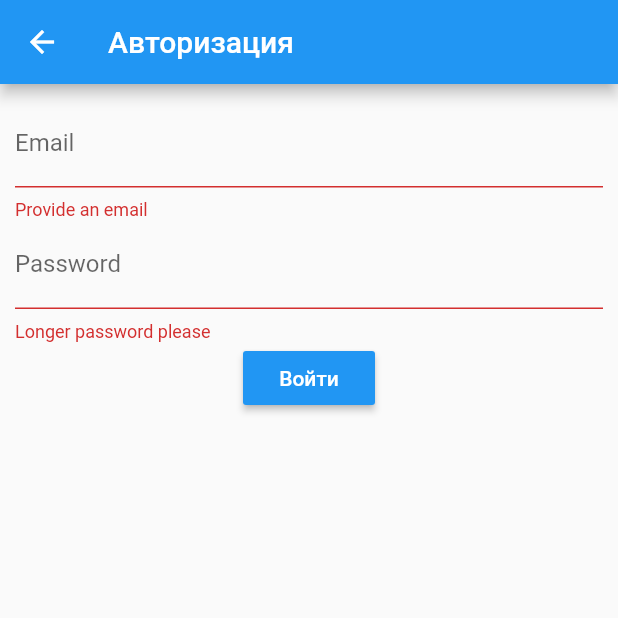
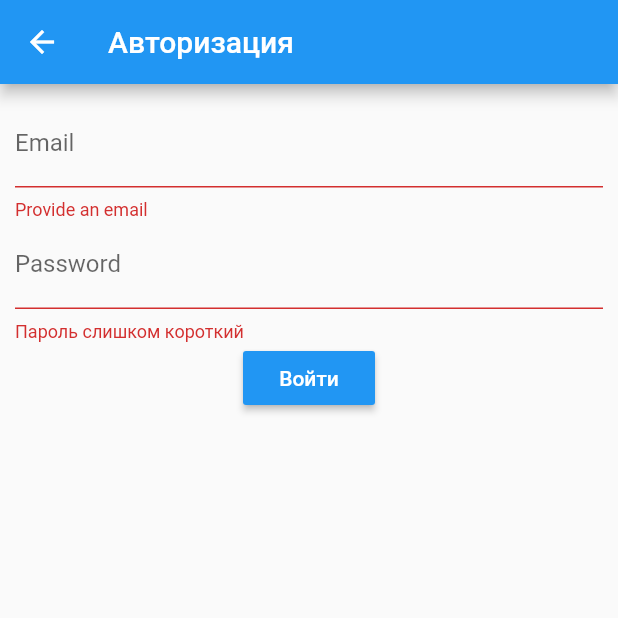
Before and after one commit to Hylema/g-flutter, a Flutter app: the SignIn screen opened by its route, after a tap on "Войти", on a phone screen of 412 x 824 dp, the top half of it. Run offline on Flutter 3.47's test engine with Material 2 defaults, Android fonts, the phone set to English and light mode, and no system bars; our stand-ins replace firebase_auth; accounts and stored records are empty.

Commit message:
Добавлены регистрация/авторизация

```diff
--- a/lib/main.dart
+++ b/lib/main.dart
@@ -4,5 +4,5 @@ import 'package:flutter/material.dart';
 void main() => runApp(MaterialApp(
   initialRoute: '/',
   routes: routes(),
-  debugShowCheckedModeBanner: false,
+  debugShowCheckedModeBanner: true,
 ));
--- a/lib/pages/auth/signIn.dart
+++ b/lib/pages/auth/signIn.dart
@@ -16,7 +16,9 @@ class _LoginPageState extends State<SignIn> {
   Widget build(BuildContext context) {
     return Scaffold(
       appBar: AppBar(title: Text('Авторизация')),
-        body: Container(
+      body: Builder(
+        builder: (BuildContext context) {
+          return Container(
             padding: EdgeInsets.all(10.0),
             child: Form(
                 key: _formKey,
@@ -25,6 +27,11 @@ class _LoginPageState extends State<SignIn> {
                     TextFormField(
                       validator: (input) {
                         if(input.isEmpty) return 'Provide an email';
+
+                        String p = "[a-zA-Z0-9+.\_\%-+]{1,256}@[a-zA-Z0-9][a-zA-Z0-9-]{0,64}(.[a-zA-Z0-9][a-zA-Z0-9-]{0,25})+";
+                        RegExp regExp = RegExp(p);
+                        if (regExp.hasMatch(input)) return null;
+                        return 'Некорректный Email';
                       },
                       decoration: InputDecoration(
                           labelText: 'Email'
@@ -33,7 +40,7 @@ class _LoginPageState extends State<SignIn> {
                     ),
                     TextFormField(
                       validator: (input) {
-                      if(input.length < 6) return 'Longer password please';
+                        if(input.length < 6) return 'Пароль слишком короткий';
                       },
                       decoration: InputDecoration(
                           labelText: 'Password'
@@ -42,7 +49,9 @@ class _LoginPageState extends State<SignIn> {
                       obscureText: true,
                     ),
                     RaisedButton(
-                    onPressed: signIn,
+                      onPressed: (){
+                        signIn(context);
+                      },
                       color: Colors.blue,
                       textColor: Colors.white,
                       child: Text('Войти'),
@@ -50,18 +59,20 @@ class _LoginPageState extends State<SignIn> {
                   ],
                 )
             ),
-        )
+          );
+        },
+      ),
     );
   }
 
-  void signIn() async {
+  void signIn(context) async {
     if(_formKey.currentState.validate()){
       _formKey.currentState.save();
       try{
-        await FirebaseAuth.instance.createUserWithEmailAndPassword(email: _email, password: _password);
+        await FirebaseAuth.instance.signInWithEmailAndPassword(email: _email, password: _password);
         Navigator.pushReplacement(context, MaterialPageRoute(builder: (context) => HomePage()));
       }catch(e){
-        print(e.message);
+        Scaffold.of(context).showSnackBar(SnackBar(content: Text(e.message, style: TextStyle(color: Colors.white)), backgroundColor: Colors.red));
       }
     }
   }
```
Also changed, not shown: lib/pages/auth/signUp.dart (+20 -2 lines). Lines whose indentation alone changed are shown as unchanged.
